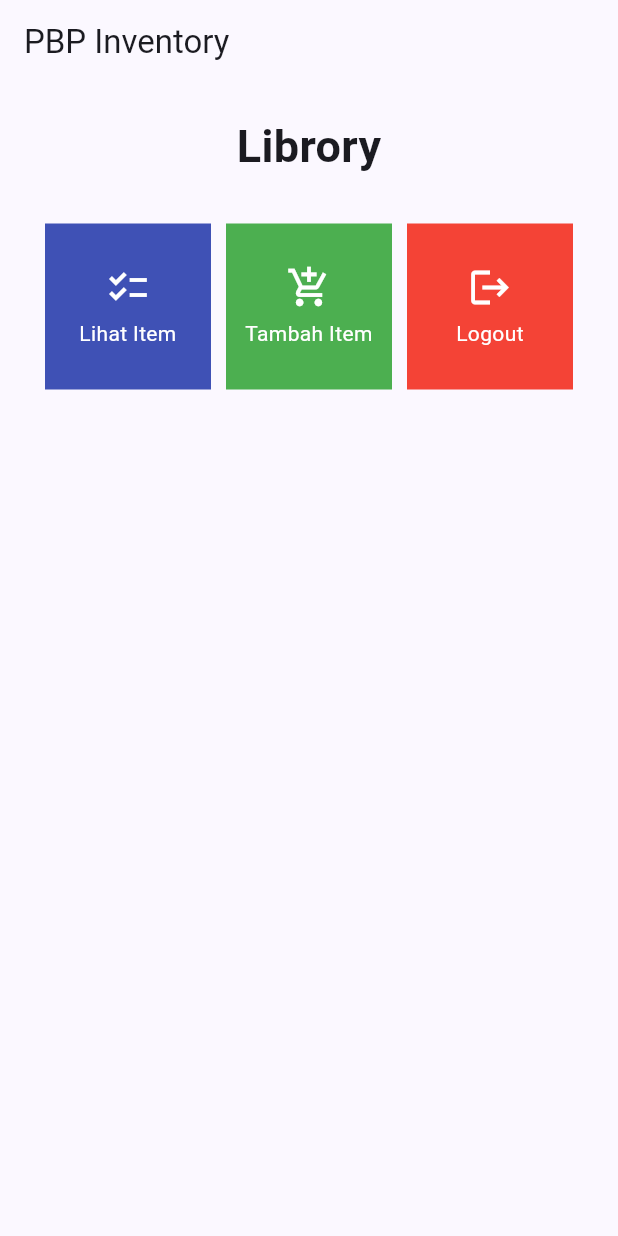
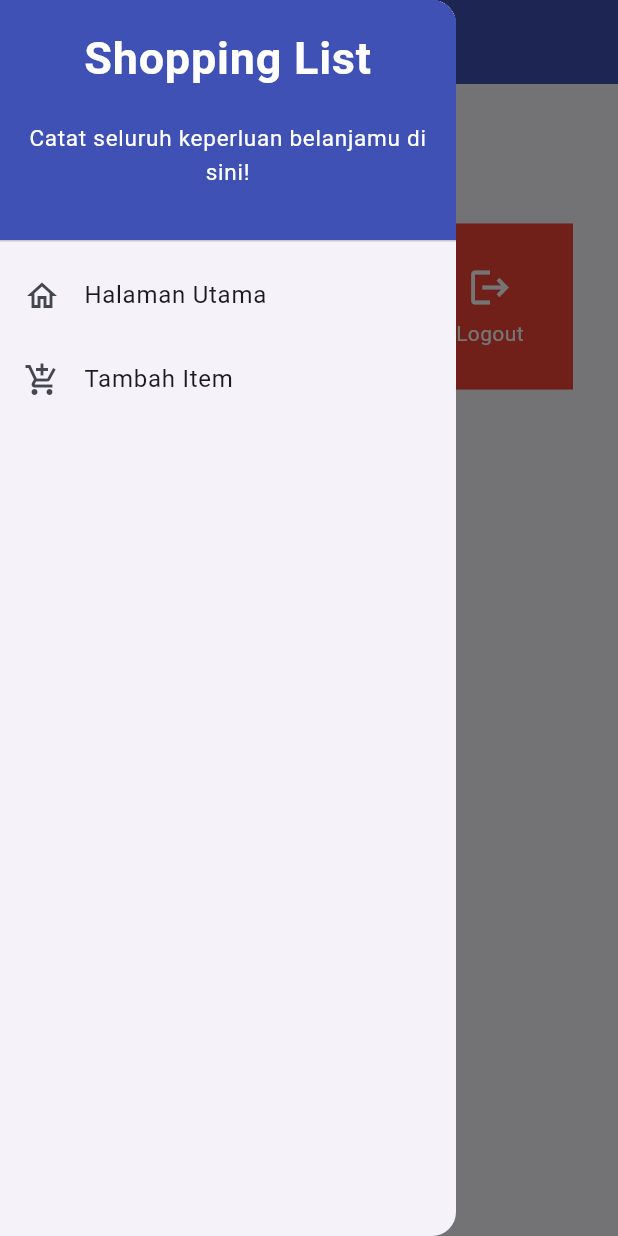
Before and after one commit to eelizabethmichelle/librory-mobile, a Flutter app: the screen it shows after launch, with the side drawer open (before the commit the screen has no drawer), on a phone screen of 412 x 824 dp. Run offline on Flutter 3.47's test engine with Material 2 defaults, Android fonts, the phone set to English and light mode, and no system bars.

Commit message:
Completed Tugas 8: Add Form and Drawer

```diff
--- a/lib/main.dart
+++ b/lib/main.dart
@@ -1,5 +1,5 @@
 import 'package:flutter/material.dart';
-import 'package:librory/menu.dart';
+import 'package:librory/screens/menu.dart';
 
 void main() {
   runApp(const MyApp());
--- a/lib/menu.dart
+++ b/lib/screens/menu.dart
@@ -1,4 +1,6 @@
 import 'package:flutter/material.dart';
+import 'package:librory/widgets/left_drawer.dart';
+import 'package:librory/widgets/librory_card.dart';
 
 class MyHomePage extends StatelessWidget {
   MyHomePage({Key? key}) : super(key: key);
@@ -14,9 +16,13 @@
     return Scaffold(
       appBar: AppBar(
         title: const Text(
-          'PBP Inventory',
+          'Librory',
         ),
+        backgroundColor: Colors.indigo,
+        foregroundColor: Colors.white,
       ),
+      // Masukkan drawer sebagai parameter nilai drawer dari widget Scaffold
+      drawer: const LeftDrawer(),
       body: SingleChildScrollView(
         // Widget wrapper yang dapat discroll
         child: Padding(
@@ -57,56 +63,3 @@
     );
   }
 }
-
-class LibroryItem {
-  final String name;
-  final IconData icon;
-  final Color color;
-
-  LibroryItem(this.name, this.icon, this.color);
-}
-
-class LibroryCard extends StatelessWidget {
-  final LibroryItem item;
-
-  const LibroryCard(this.item, {super.key}); // Constructor
-
-  @override
-  Widget build(BuildContext context) {
-    return Material(
-      color: item.color,
-      child: InkWell(
-        // Area responsive terhadap sentuhan
-        onTap: () {
-          // Memunculkan SnackBar ketika diklik
-          ScaffoldMessenger.of(context)
-            ..hideCurrentSnackBar()
-            ..showSnackBar(SnackBar(
-                content: Text("Kamu telah menekan tombol ${item.name}!")));
-        },
-        child: Container(
-          // Container untuk menyimpan Icon dan Text
-          padding: const EdgeInsets.all(8),
-          child: Center(
-            child: Column(
-              mainAxisAlignment: MainAxisAlignment.center,
-              children: [
-                Icon(
-                  item.icon,
-                  color: Colors.white,
-                  size: 30.0,
-                ),
-                const Padding(padding: EdgeInsets.all(3)),
-                Text(
-                  item.name,
-                  textAlign: TextAlign.center,
-                  style: const TextStyle(color: Colors.white),
-                ),
-              ],
-            ),
-          ),
-        ),
-      ),
-    );
-  }
-}
--- /dev/null
+++ b/lib/widgets/left_drawer.dart
@@ -0,0 +1,71 @@
+import 'package:flutter/material.dart';
+import 'package:librory/screens/librory_form.dart';
+import 'package:librory/screens/menu.dart';
+
+class LeftDrawer extends StatelessWidget {
+  const LeftDrawer({super.key});
+
+  @override
+  Widget build(BuildContext context) {
+    return Drawer(
+      child: ListView(
+        children: [
+          const DrawerHeader(
+            decoration: BoxDecoration(
+              color: Colors.indigo,
+            ),
+            child: Column(
+              children: [
+                Text(
+                  'Shopping List',
+                  textAlign: TextAlign.center,
+                  style: TextStyle(
+                    fontSize: 30,
+                    fontWeight: FontWeight.bold,
+                    color: Colors.white,
+                  ),
+                ),
+                Padding(padding: EdgeInsets.all(10)),
+                Text(
+                  "Catat seluruh keperluan belanjamu di sini!",
+                  // Menambahkan gaya teks dengan center alignment, font ukuran 15, warna putih, dan weight biasa
+                  textAlign: TextAlign.center,
+                  style: TextStyle(
+                    fontSize: 15,
+                    color: Colors.white,
+                    fontWeight: FontWeight.normal,
+                  ),
+                ),
+              ],
+            ),
+          ),
+          ListTile(
+            leading: const Icon(Icons.home_outlined),
+            title: const Text('Halaman Utama'),
+            // Bagian redirection ke MyHomePage
+            onTap: () {
+              Navigator.pushReplacement(
+                  context,
+                  MaterialPageRoute(
+                    builder: (context) => MyHomePage(),
+                  ));
+            },
+          ),
+          ListTile(
+            leading: const Icon(Icons.add_shopping_cart),
+            title: const Text('Tambah Item'),
+            // Bagian redirection ke ShopFormPage
+            onTap: () {
+              // Buat routing ke LibroryFormPage
+              Navigator.pushReplacement(
+                  context,
+                  MaterialPageRoute(
+                    builder: (context) => const LibroryFormPage(),
+                  ));
+            },
+          ),
+        ],
+      ),
+    );
+  }
+}
--- /dev/null
+++ b/lib/widgets/librory_card.dart
@@ -0,0 +1,68 @@
+import 'package:flutter/material.dart';
+import 'package:librory/screens/librory_form.dart';
+
+class LibroryItem {
+  final String name;
+  final IconData icon;
+  final Color color;
+
+  LibroryItem(this.name, this.icon, this.color);
+}
+
+class LibroryCard extends StatelessWidget {
+  final LibroryItem item;
+
+  const LibroryCard(this.item, {super.key}); // Constructor
+
+  @override
+  Widget build(BuildContext context) {
+    return Material(
+      color: item.color,
+      child: InkWell(
+        // Area responsif terhadap sentuhan
+        onTap: () {
+          // Memunculkan SnackBar ketika diklik
+          ScaffoldMessenger.of(context)
+            ..hideCurrentSnackBar()
+            ..showSnackBar(SnackBar(
+                content: Text("Kamu telah menekan tombol ${item.name}!")));
+
+          // Navigate ke route yang sesuai (tergantung jenis tombol)
+          if (item.name == "Tambah Item") {
+            /*
+              Menggunakan Navigator.push untuk melakukan navigasi
+              ke MaterialPageRoute yang mencakup LibroryFormPage
+            */
+            Navigator.pushReplacement(
+                context,
+                MaterialPageRoute(
+                  builder: (context) => const LibroryFormPage(),
+                ));
+          }
+        },
+        child: Container(
+          // Container untuk menyimpan Icon dan Text
+          padding: const EdgeInsets.all(8),
+          child: Center(
+            child: Column(
+              mainAxisAlignment: MainAxisAlignment.center,
+              children: [
+                Icon(
+                  item.icon,
+                  color: Colors.white,
+                  size: 30.0,
+                ),
+                const Padding(padding: EdgeInsets.all(3)),
+                Text(
+                  item.name,
+                  textAlign: TextAlign.center,
+                  style: const TextStyle(color: Colors.white),
+                ),
+              ],
+            ),
+          ),
+        ),
+      ),
+    );
+  }
+}
```
Also changed, not shown: lib/screens/librory_form.dart (added, +162 -0 lines), 1 other file.
